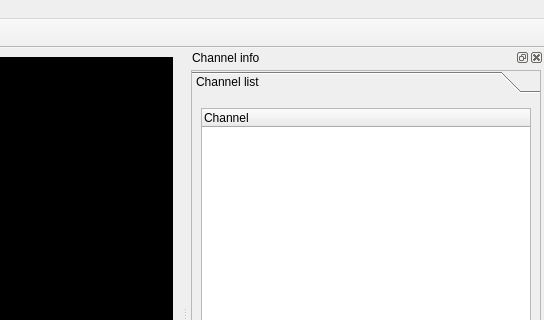
This is ui/MainWindow.ui in ntadej/tano as Qt 5 draws it before an edit; both pictures show x 456 to 1000 and y 0 to 320 of the 1000 by 600 pixel window. The edited form follows.
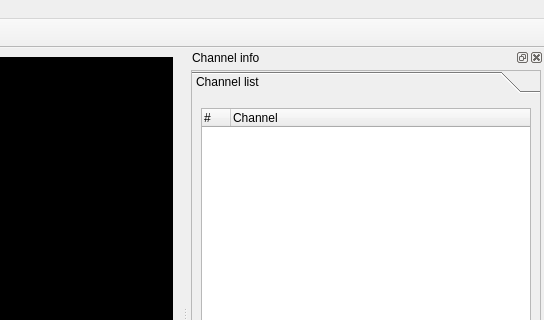
This is the edited form. Icons and pictures are not drawn. Custom widgets are drawn as their Qt base class.

```diff
--- a/ui/MainWindow.ui
+++ b/ui/MainWindow.ui
@@ -528,12 +528,17 @@
            <property name="editTriggers">
             <set>QAbstractItemView::NoEditTriggers</set>
            </property>
-           <property name="animated">
-            <bool>true</bool>
-           </property>
-           <property name="columnCount">
-            <number>1</number>
-           </property>
+           <attribute name="headerDefaultSectionSize">
+            <number>29</number>
+           </attribute>
+           <attribute name="headerDefaultSectionSize">
+            <number>29</number>
+           </attribute>
+           <column>
+            <property name="text">
+             <string>#</string>
+            </property>
+           </column>
            <column>
             <property name="text">
              <string>Channel</string>
```
